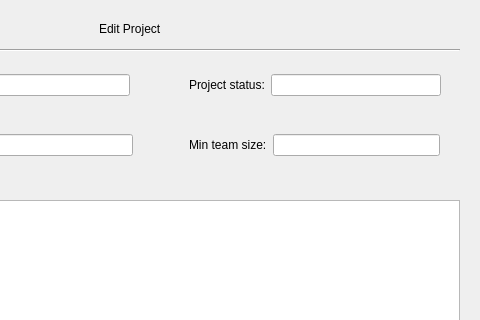
GuelorEmanuel/Team-Tech-Support, file D1/editprojectview.ui: the form before one commit; both pictures show x 141 to 621 and y 0 to 320 of the 621 by 404 pixel window.
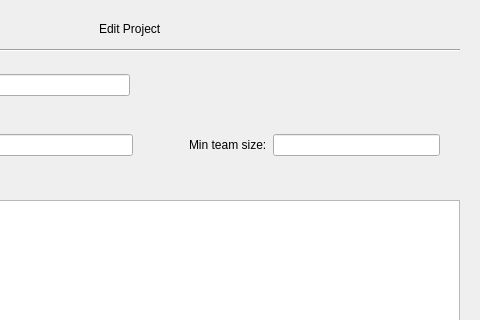
The form after the commit.

Commit message: Edit project now loads project settings from DB

Diff of the .ui file:
```diff
--- a/D1/editprojectview.ui
+++ b/D1/editprojectview.ui
@@ -39,28 +39,6 @@
     <string>Create</string>
    </property>
   </widget>
-  <widget class="QWidget" name="layoutWidget">
-   <property name="geometry">
-    <rect>
-     <x>330</x>
-     <y>70</y>
-     <width>252</width>
-     <height>30</height>
-    </rect>
-   </property>
-   <layout class="QHBoxLayout" name="horizontalLayout">
-    <item>
-     <widget class="QLabel" name="label_2">
-      <property name="text">
-       <string>Project status:</string>
-      </property>
-     </widget>
-    </item>
-    <item>
-     <widget class="QLineEdit" name="projectStatusLE"/>
-    </item>
-   </layout>
-  </widget>
   <widget class="QWidget" name="layoutWidget_2">
    <property name="geometry">
     <rect>
```
Left out of the diff: 2 changed lines with no effect on the pictures. The commit also changes 7 other files.
